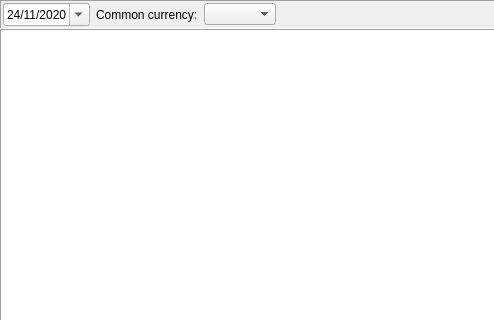
Above: jal/ui/reports/holdings_report.ui from titov-vv/jal before the change; both pictures show x 0 to 494 and y 0 to 320 of the 1066 by 589 pixel window. Below: the same form after it.
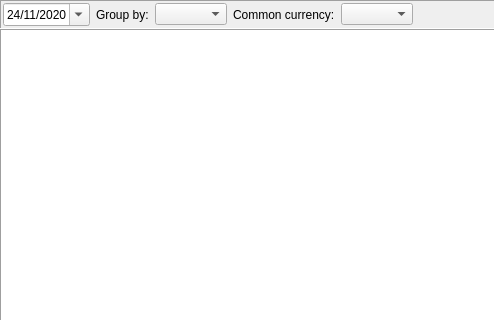
That is the form after the change. Custom widgets are drawn as their Qt base class.

Commit message: Group combobox was added to "Holdings" report.

```diff
--- a/jal/ui/reports/holdings_report.ui
+++ b/jal/ui/reports/holdings_report.ui
@@ -76,6 +76,16 @@
         </property>
        </widget>
       </item>
+      <item>
+       <widget class="QLabel" name="GroupLbl">
+        <property name="text">
+         <string>Group by:</string>
+        </property>
+       </widget>
+      </item>
+      <item>
+       <widget class="QComboBox" name="GroupCombo"/>
+      </item>
       <item>
        <widget class="QLabel" name="HoldingsCurrencyLbl">
         <property name="text">
```
The commit also changes 6 other files.
